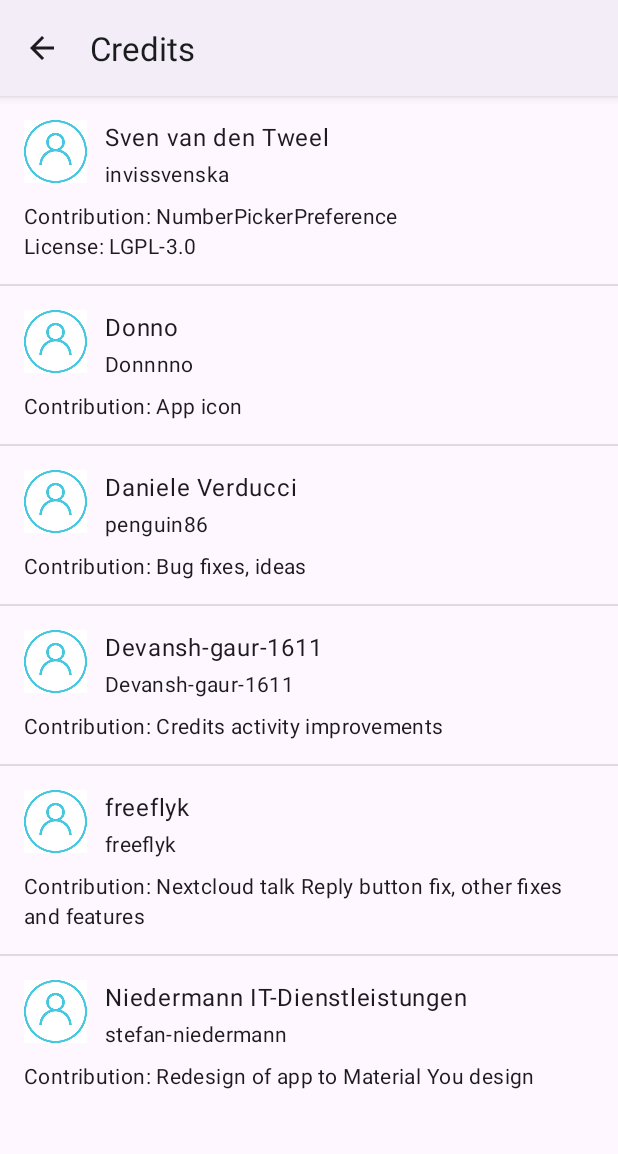
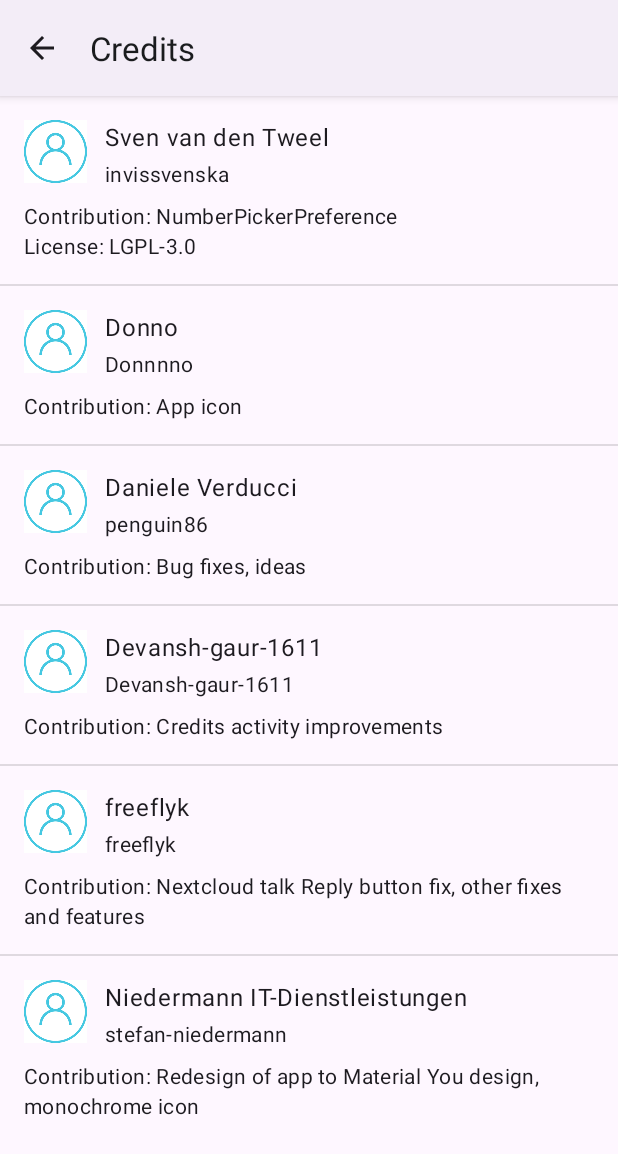
Before and after one commit to 0xf104a/NextcloudServices, an Android app: the CreditsActivity screen opened directly, with no data from a screen before it, on a phone screen of 412 x 824 dp. Shown: the top 1154 px of the screen. Run offline under Robolectric (Android 15) with nearby library versions, the phone set to English and light mode, and no system bars; pictures from the network do not load.

```diff
--- a/app/build.gradle
+++ b/app/build.gradle
@@ -9,7 +9,7 @@ android {
         applicationId "com.polar.nextcloudservices"
         minSdkVersion 25
         targetSdkVersion 33
-        versionCode 16
+        versionCode 17
         versionName '1.0-beta17'
 
         testInstrumentationRunner "androidx.test.runner.AndroidJUnitRunner"
--- a/app/src/main/res/values/arrays.xml
+++ b/app/src/main/res/values/arrays.xml
@@ -17,7 +17,7 @@
         <item>Contribution: Bug fixes, ideas</item>
         <item>Contribution: Credits activity improvements</item>
         <item>Contribution: Nextcloud talk "Reply" button fix, other fixes and features</item>
-        <item>Contribution: Redesign of app to Material You design</item>
+        <item>Contribution: Redesign of app to Material You design, monochrome icon</item>
     </string-array>
 
     <string-array name="oss_libs_owner_Img">
```
Also changed, not shown: 2 other files.
